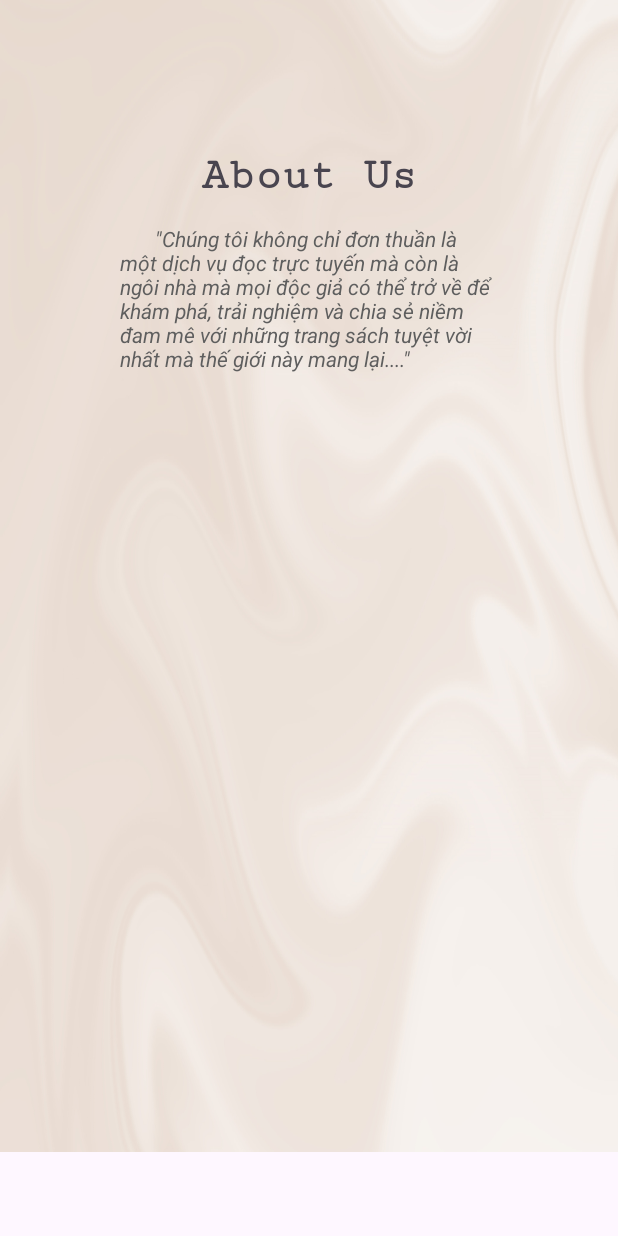
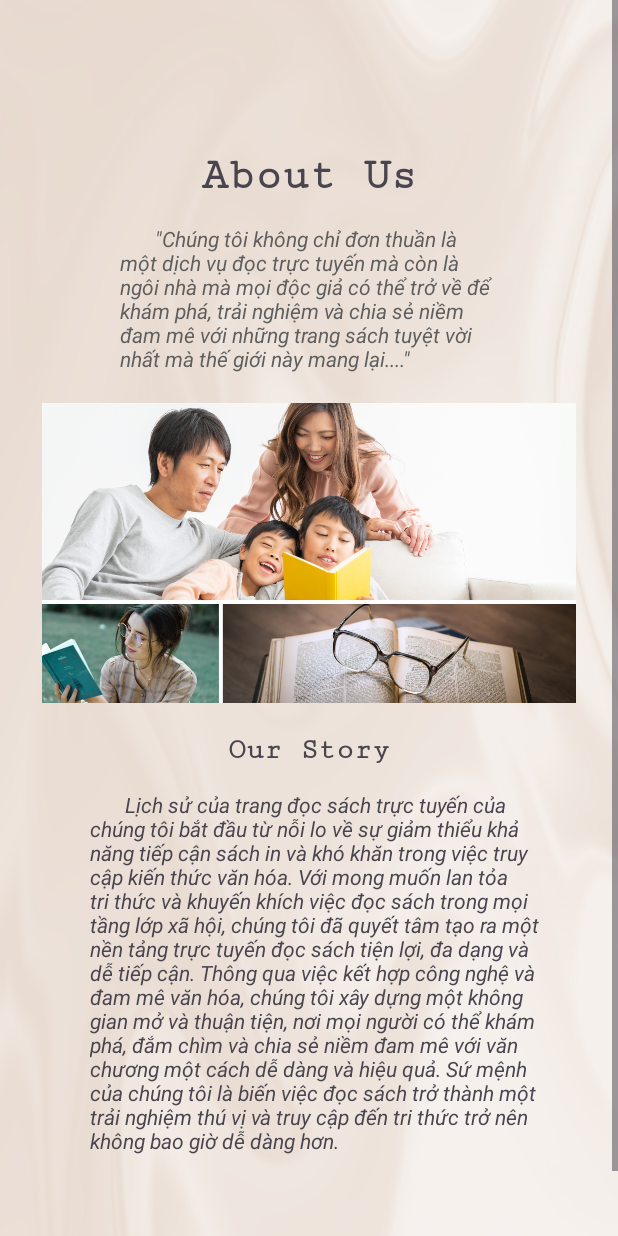
Before and after one commit to https-github-com-tungdao02/Project_PRM392, an Android app: the layout fragment_about_us.xml on its own in the app's theme, with its tools: preview values and no code run, on a phone screen of 412 x 824 dp. Run offline under Robolectric (Android 15) with nearby library versions, the phone set to English and light mode, and no system bars.

Commit message:
done About Us

```diff
--- a/app/src/main/res/layout/fragment_about_us.xml
+++ b/app/src/main/res/layout/fragment_about_us.xml
@@ -42,9 +42,37 @@
                 android:text="       &quot;Chúng tôi không chỉ đơn thuần là một dịch vụ đọc trực tuyến mà còn là ngôi nhà mà mọi độc giả có thể trở về để khám phá, trải nghiệm và chia sẻ niềm đam mê với những trang sách tuyệt vời nhất mà thế giới này mang lại....&quot;"
                 android:textColor="#5E5E5E"
                 android:textStyle="italic" />
+
+            <ImageView
+                android:id="@+id/imageView2"
+                android:layout_width="match_parent"
+                android:layout_height="200dp"
+                android:layout_marginTop="20dp"
+                android:src="@drawable/imageaboutus1"/>
+
+            <LinearLayout
+                android:layout_width="match_parent"
+                android:layout_height="wrap_content"
+                android:orientation="vertical"
+                android:layout_marginBottom="100dp">
+                <TextView
+                    android:layout_width="match_parent"
+                    android:layout_height="wrap_content"
+                    android:layout_marginTop="20dp"
+                    android:fontFamily="serif-monospace"
+                    android:gravity="center"
+                    android:text="Our Story"
+                    android:textSize="20dp"
+                    android:textStyle="bold" />
+                <TextView
+                    android:layout_width="300dp"
+                    android:layout_height="wrap_content"
+                    android:layout_marginLeft="60dp"
+                    android:paddingTop="15dp"
+                    android:text="       Lịch sử của trang đọc sách trực tuyến của chúng tôi bắt đầu từ nỗi lo về sự giảm thiểu khả năng tiếp cận sách in và khó khăn trong việc truy cập kiến thức văn hóa. Với mong muốn lan tỏa tri thức và khuyến khích việc đọc sách trong mọi tầng lớp xã hội, chúng tôi đã quyết tâm tạo ra một nền tảng trực tuyến đọc sách tiện lợi, đa dạng và dễ tiếp cận. Thông qua việc kết hợp công nghệ và đam mê văn hóa, chúng tôi xây dựng một không gian mở và thuận tiện, nơi mọi người có thể khám phá, đắm chìm và chia sẻ niềm đam mê với văn chương một cách dễ dàng và hiệu quả. Sứ mệnh của chúng tôi là biến việc đọc sách trở thành một trải nghiệm thú vị và truy cập đến tri thức trở nên không bao giờ dễ dàng hơn."
+                    android:textStyle="italic" />
+            </LinearLayout>
         </LinearLayout>
-
     </ScrollView>
 
-
 </androidx.constraintlayout.widget.ConstraintLayout>
```
Also changed, not shown: app/src/main/res/drawable/imageaboutus1.png (added).
